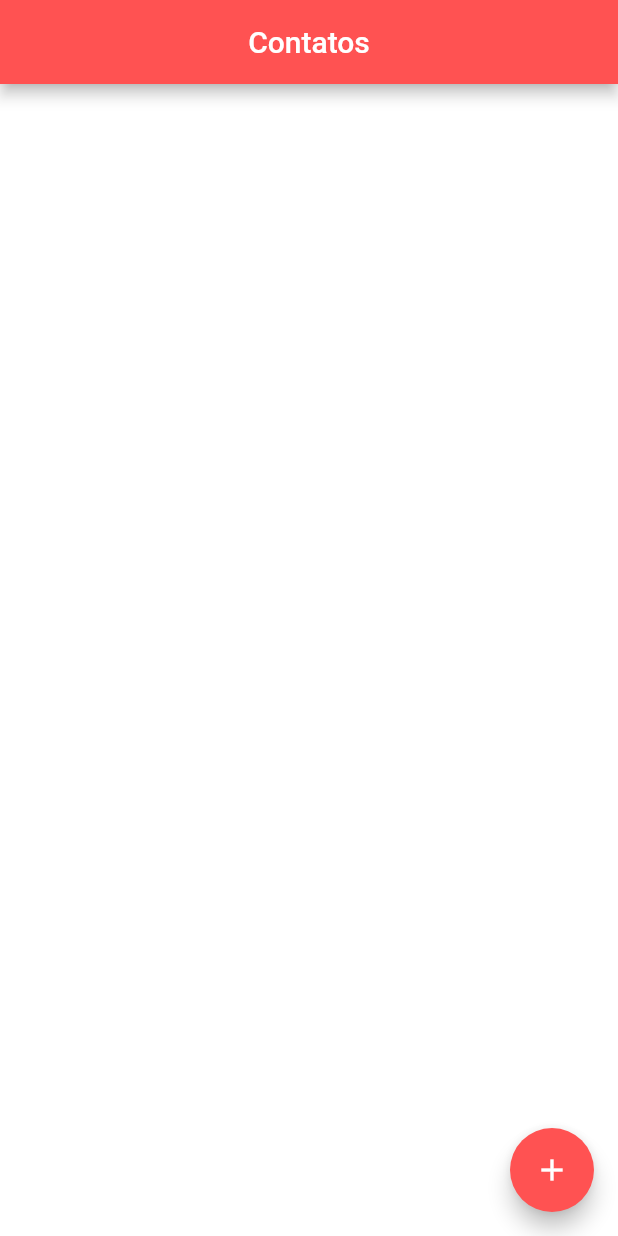
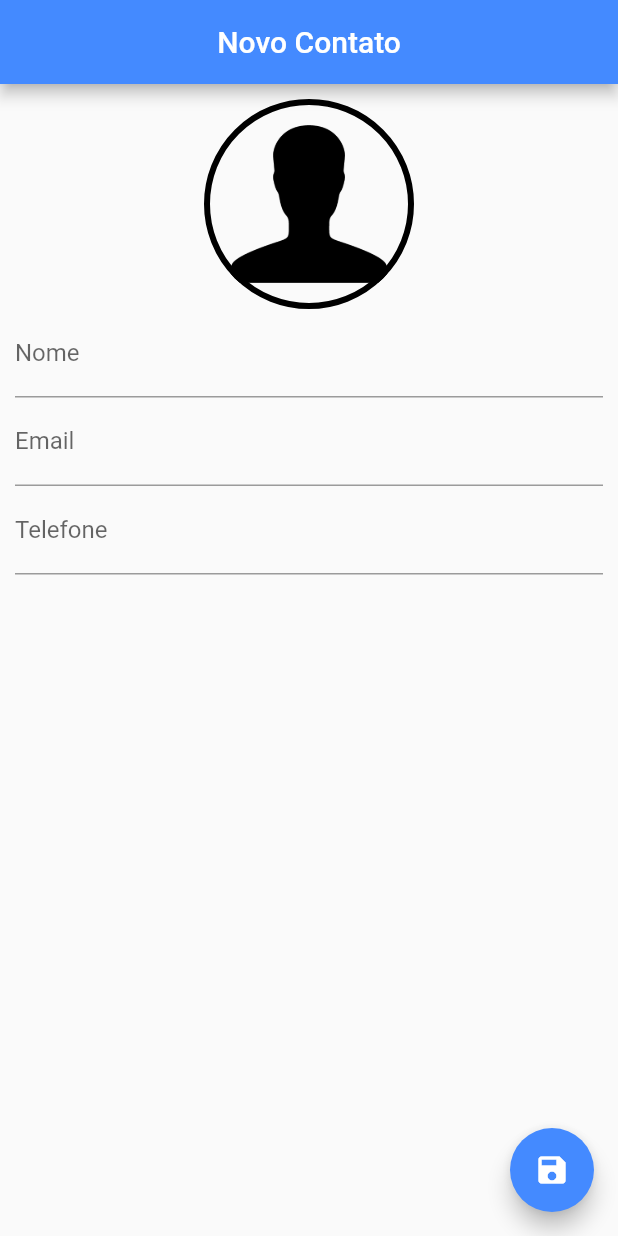
Before and after one commit to kauanmeira/lista_contatos_flutter, a Flutter app: the screen it shows after launch, on a phone screen of 412 x 824 dp. Run offline on Flutter 3.47's test engine with Material 2 defaults, Android fonts, the phone set to English and light mode, and no system bars; our stand-ins replace sqflite; accounts and stored records are empty.

Commit message:
Implementação da view de cadastro de contatos

```diff
--- a/lib/main.dart
+++ b/lib/main.dart
@@ -1,9 +1,12 @@
 import 'package:flutter/material.dart';
+import 'package:lista_contatos/pages/contact_page.dart';
 import 'package:lista_contatos/pages/home_page.dart';
+
+import 'models/contact.dart';
 
 void main() {
   runApp(MaterialApp(
-    home: HomePage(),
+    home: ContactPage(contact: Contact()),
     debugShowCheckedModeBanner: false,
   ));
 }
--- a/lib/models/contact.dart
+++ b/lib/models/contact.dart
@@ -107,11 +107,11 @@ class Contact {
   String img;
 
   Contact({
-    this.id,
-    required this.nome,
-    required this.email,
-    required this.phone,
-    required this.img,
+    this.id = 0,
+    this.nome = '',
+    this.email = '',
+    this.phone = '',
+    this.img = '',
   });
 
   Contact.fromMap(Map<String, dynamic> map)
--- /dev/null
+++ b/lib/pages/contact_page.dart
@@ -0,0 +1,114 @@
+import 'dart:io';
+import 'package:flutter/material.dart';
+import '../models/contact.dart';
+
+class ContactPage extends StatefulWidget {
+  final Contact contact;
+
+  ContactPage({required this.contact});
+
+  @override
+  State<ContactPage> createState() => _ContactPageState();
+}
+
+class _ContactPageState extends State<ContactPage> {
+  bool _userEdited = false;
+  late Contact _editedContact;
+
+  final _nomeController = TextEditingController();
+  final _emailController = TextEditingController();
+  final _phoneController = TextEditingController();
+
+  @override
+  void initState() {
+    super.initState();
+
+    if (widget.contact == null) {
+      _editedContact = Contact();
+    } else {
+      _editedContact = Contact.fromMap(widget.contact.toMap());
+    }
+    _nomeController.text = _editedContact.nome;
+    _emailController.text = _editedContact.email;
+    _phoneController.text = _editedContact.phone;
+  }
+
+  @override
+  Widget build(BuildContext context) {
+    return Scaffold(
+      appBar: AppBar(
+        backgroundColor: Colors.blueAccent,
+        title: Text(_editedContact.nome.isNotEmpty
+            ? _editedContact.nome
+            : 'Novo Contato'),
+        centerTitle: true,
+      ),
+      floatingActionButton: FloatingActionButton(
+        onPressed: () {},
+        child: Icon(Icons.save),
+        backgroundColor: Colors.blueAccent,
+      ),
+      body: SingleChildScrollView(
+        padding: EdgeInsets.all(10.0),
+        child: Column(
+          children: [
+            GestureDetector(
+              child: Container(
+                width: 140.0,
+                height: 140.0,
+                decoration: BoxDecoration(
+                  shape: BoxShape.circle,
+                  border: Border.all(
+                    color: Colors.black,
+                    width: 4.0,
+                  ),
+                  image: DecorationImage(
+                    image: _getImageProvider(),
+                  ),
+                ),
+              ),
+            ),
+            TextField(
+              controller: _nomeController,
+              decoration: InputDecoration(labelText: 'Nome'),
+              onChanged: (text) {
+                _userEdited = true;
+                setState(() {
+                  _editedContact.nome = text;
+                });
+              },
+            ),
+            TextField(
+              controller: _emailController,
+              decoration: InputDecoration(labelText: 'Email'),
+              onChanged: (text) {
+                _userEdited = true;
+                _editedContact.email = text;
+              },
+              keyboardType: TextInputType.emailAddress,
+            ),
+            TextField(
+              controller: _phoneController,
+              decoration: InputDecoration(labelText: 'Telefone'),
+              onChanged: (text) {
+                _userEdited = true;
+                _editedContact.phone = text;
+              },
+              keyboardType: TextInputType.phone,
+            ),
+          ],
+        ),
+      ),
+    );
+  }
+
+  ImageProvider<Object> _getImageProvider() {
+    if (_editedContact.img != null && _editedContact.img.isNotEmpty) {
+      File imageFile = File(_editedContact.img);
+      if (imageFile.existsSync()) {
+        return FileImage(imageFile);
+      }
+    }
+    return AssetImage('lib/images/image.png');
+  }
+}
--- a/lib/pages/home_page.dart
+++ b/lib/pages/home_page.dart
@@ -47,14 +47,14 @@ class _HomePageState extends State<HomePage> {
     return Scaffold(
       appBar: AppBar(
         title: const Text('Contatos'),
-        backgroundColor: Colors.redAccent,
+        backgroundColor: Colors.blueAccent,
         centerTitle: true,
       ),
       backgroundColor: Colors.white,
       floatingActionButton: FloatingActionButton(
         onPressed: () {},
         child: Icon(Icons.add),
-        backgroundColor: Colors.redAccent,
+        backgroundColor: Colors.blueAccent,
       ),
       body: ListView.builder(
         padding: EdgeInsets.all(10.0),
@@ -79,7 +79,7 @@ class _HomePageState extends State<HomePage> {
               image: DecorationImage(
                   image: contacts[index].img != null
                       ? FileImage(File(contacts[index].img))
-                      : AssetImage('images/image.pgn')
+                      : AssetImage('lib/images/image.pgn')
                           as ImageProvider<Object>),
             ),
           ),
--- a/pubspec.yaml
+++ b/pubspec.yaml
@@ -62,6 +62,8 @@ flutter:
   # To add assets to your application, add an assets section, like this:
   assets:
     - lib/images/image.png
+    - images/image.png
+
     # Add other asset paths here if needed.
 
   # An image asset can refer to one or more resolution-specific "variants", see
```
Also changed, not shown: lib/images/image.png.
